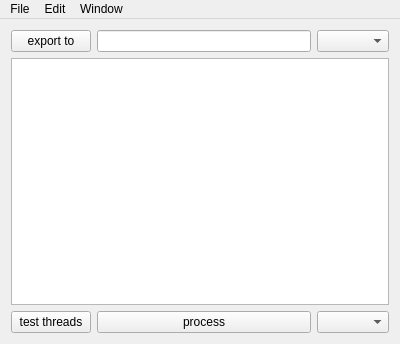
Above: mainwindow.ui from elliotpatros/tweaq before the change. Below: the same form after it.
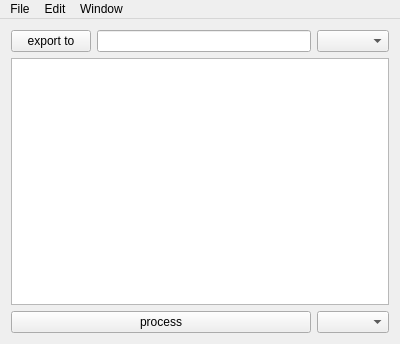
That is the form after the change. Custom widgets are drawn as their Qt base class.

Commit message: put importing audio files action on background thread

```diff
--- a/mainwindow.ui
+++ b/mainwindow.ui
@@ -57,13 +57,6 @@
     </item>
     <item>
      <layout class="QHBoxLayout" name="horizontalLayoutBottom">
-      <item>
-       <widget class="QPushButton" name="buttonTest">
-        <property name="text">
-         <string>test threads</string>
-        </property>
-       </widget>
-      </item>
       <item>
        <widget class="QPushButton" name="buttonProcess">
         <property name="sizePolicy">
```
The commit also changes 17 other files.
